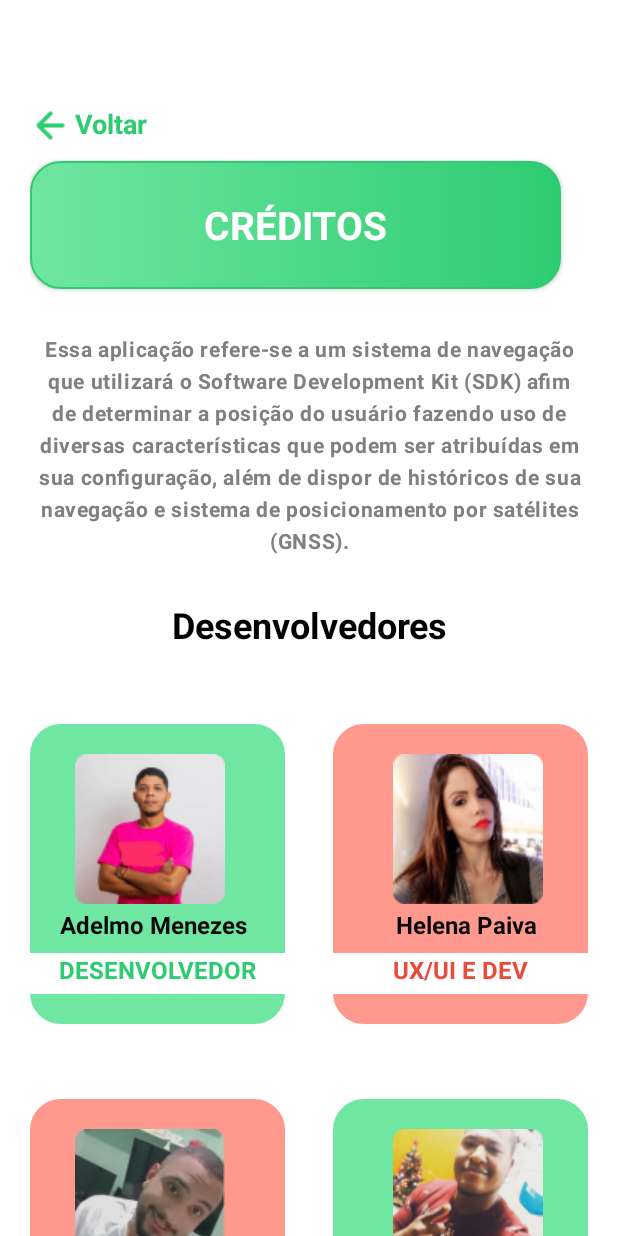
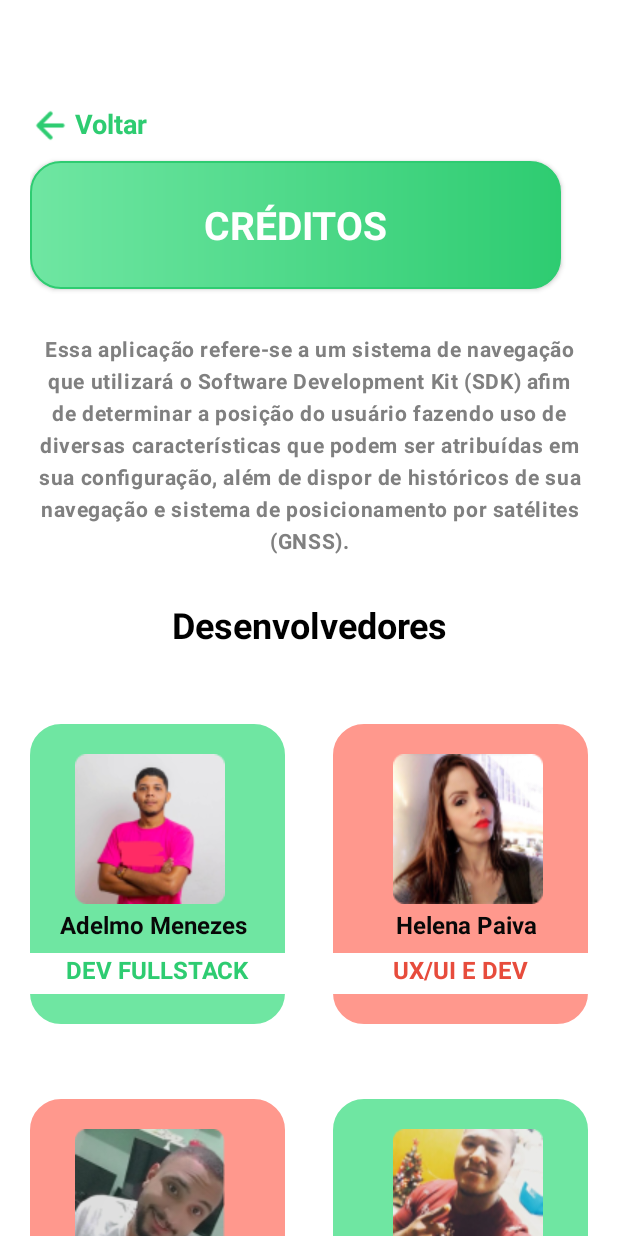
Before and after one commit to AdelmoMenezes123/track-mobile-java, an Android app: the Creditos screen opened directly, with no data from a screen before it, on a phone screen of 412 x 824 dp. Run offline under Robolectric (Android 15) with nearby library versions, the phone set to English and light mode, and no system bars.

Commit message:
muda titulo de adelmo

```diff
--- a/app/src/main/res/layout/activity_creditos.xml
+++ b/app/src/main/res/layout/activity_creditos.xml
@@ -121,7 +121,7 @@
                 android:layout_marginBottom="-30dp"
                 android:textAlignment="center"
                 android:background="@color/white"
-                android:text="DESENVOLVEDOR"
+                android:text="DEV FULLSTACK"
                 android:textColor="@color/green" />
 
             <!-- DEV HELENA-->
@@ -197,9 +197,9 @@
                 style="@style/title_dev"
                 android:layout_alignBottom="@+id/nomeBuri"
                 android:layout_marginBottom="-30dp"
-                android:textAlignment="center"
                 android:background="@color/white"
                 android:text="DESENVOLVEDOR"
+                android:textAlignment="center"
                 android:textColor="@color/red" />
 
             <!-- DEV HELENA-->
```
